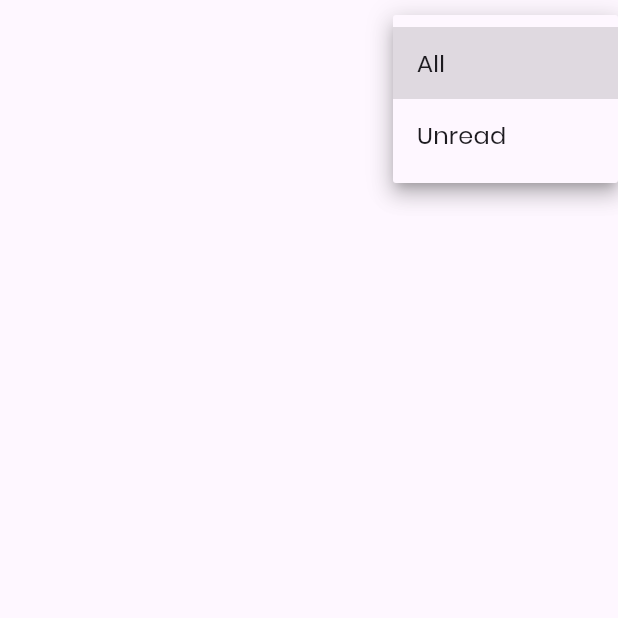
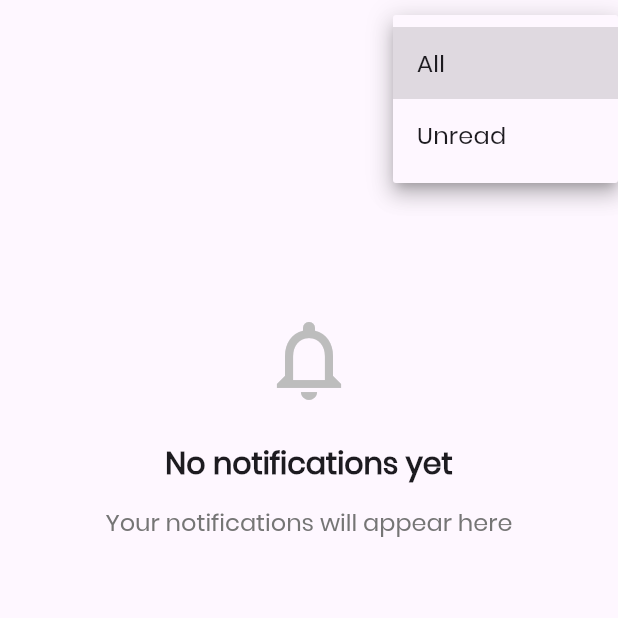
Before and after one commit to CircuitVerse/mobile-app, a Flutter app: the NotificationsView screen opened directly, after a tap on "All", on a phone screen of 412 x 824 dp, the top half of it. Run offline on Flutter 3.47's test engine with Material 3 defaults, Android fonts, the phone set to English and light mode, and no system bars; our stand-ins replace datetime_picker_formfield, flutter_html, flutter_keyboard_visibility, flutter_markdown, flutter_svg, flutter_typeahead and 19 more; missing offline and left inert: flutter_facebook_auth, flutter_inappwebview, flutter_math_fork, flutter_quill, markdown, oauth2_client and 1 more; accounts and stored records are empty; generated files the repository leaves out were written again; network calls fail; project files that could hold a hidden picture were left out.

Commit message:
added empty ui widgets for notifications , favourites , projects

```diff
--- a/lib/ui/views/notifications/notifications_view.dart
+++ b/lib/ui/views/notifications/notifications_view.dart
@@ -11,6 +11,60 @@ import 'package:provider/provider.dart';
 class NotificationsView extends StatelessWidget {
   const NotificationsView({super.key});
 
+  Widget _emptyState(BuildContext context, {required bool hasNoNotifications}) {
+    return Padding(
+      padding: const EdgeInsets.all(32.0),
+      child: Column(
+        children: <Widget>[
+          const SizedBox(height: 100),
+          _buildSubHeader(
+            context,
+            title:
+                hasNoNotifications
+                    ? "No notifications yet"
+                    : "No unread notifications",
+            subtitle:
+                hasNoNotifications
+                    ? "Your notifications will appear here"
+                    : "You have no unread notifications",
+          ),
+        ],
+      ),
+    );
+  }
+
+  Widget _buildSubHeader(
+    BuildContext context, {
+    required String title,
+    String? subtitle,
+  }) {
+    return Column(
+      children: [
+        Icon(Icons.notifications_none, size: 64, color: Colors.grey[400]),
+        const SizedBox(height: 24),
+        Text(
+          title,
+          style: Theme.of(context).textTheme.headlineMedium?.copyWith(
+            fontWeight: FontWeight.w600,
+            fontSize: 20,
+          ),
+          textAlign: TextAlign.center,
+        ),
+        if (subtitle != null) ...[
+          const SizedBox(height: 16),
+          Text(
+            subtitle,
+            style: Theme.of(context).textTheme.titleLarge?.copyWith(
+              color: Colors.grey[600],
+              fontSize: 16,
+            ),
+            textAlign: TextAlign.center,
+          ),
+        ],
+      ],
+    );
+  }
+
   @override
   Widget build(BuildContext context) {
     return BaseView<NotificationsViewModel>(
@@ -19,6 +73,11 @@ class NotificationsView extends StatelessWidget {
         Future.delayed(const Duration(seconds: 1), () {
           context.read<CVLandingViewModel>().hasPendingNotif = model.hasUnread;
         });
+
+        final hasNoNotifications = model.notifications.isEmpty;
+        final hasNoUnread =
+            model.value == 'Unread' &&
+            model.notifications.every((n) => !n.attributes.unread);
 
         return Scaffold(
           body: SingleChildScrollView(
@@ -55,6 +114,9 @@ class NotificationsView extends StatelessWidget {
                     ),
                   ),
                 ),
+                if (hasNoNotifications || hasNoUnread)
+                  _emptyState(context, hasNoNotifications: hasNoNotifications),
+
                 ...model.notifications.map((notification) {
                   if (model.value == 'Unread' &&
                       !notification.attributes.unread) {
@@ -114,7 +176,7 @@ class NotificationsView extends StatelessWidget {
                       ),
                     ),
                   );
-                }),
+                }).toList(),
               ],
             ),
           ),
```
Also changed, not shown: lib/ui/views/profile/user_favourites_view.dart (+45 -0 lines), lib/ui/views/profile/user_projects_view.dart (+46 -0 lines).
